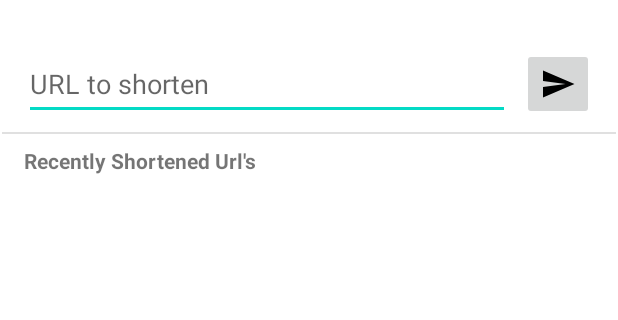
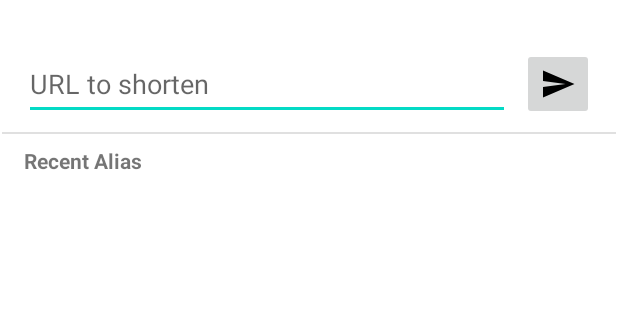
Before and after one commit to Kef131/UrlShortener, an Android app: the screen it shows after launch (MainActivity), on a phone screen of 412 x 824 dp, the part 116-436 px from its top. Run offline under Robolectric (Android 15) with nearby library versions, the phone set to English and light mode, and no system bars.

Commit message:
Last changes in UI and string

```diff
--- a/app/src/main/res/layout/activity_main.xml
+++ b/app/src/main/res/layout/activity_main.xml
@@ -27,7 +27,9 @@
         android:hint="@string/url_to_shorten"
         app:layout_constraintEnd_toStartOf="@+id/btn_sendUrl"
         app:layout_constraintStart_toStartOf="parent"
-        app:layout_constraintTop_toBottomOf="@+id/tv_titleApp" />
+        app:layout_constraintTop_toBottomOf="@+id/tv_titleApp"
+        android:autofillHints=""
+        android:inputType="textUri" />
 
     <ImageButton
         android:id="@+id/btn_sendUrl"
@@ -35,12 +37,11 @@
         android:layout_height="wrap_content"
         android:layout_marginTop="32dp"
         android:layout_marginEnd="16dp"
-        android:contentDescription="Sent Button"
-
         android:minHeight="48dp"
         android:src="@drawable/send"
         app:layout_constraintEnd_toEndOf="parent"
-        app:layout_constraintTop_toBottomOf="@+id/tv_titleApp" />
+        app:layout_constraintTop_toBottomOf="@+id/tv_titleApp"
+        android:contentDescription="@string/send_button" />
 
     <View
         android:id="@+id/divider"
@@ -60,7 +61,7 @@
         android:layout_height="wrap_content"
         android:layout_marginStart="16dp"
         android:layout_marginTop="8dp"
-        android:text="Recently Shortened Url's"
+        android:text="@string/recently_shortened_url_s"
         android:textStyle="bold"
         app:layout_constraintStart_toStartOf="parent"
         app:layout_constraintTop_toBottomOf="@+id/divider" />
--- a/app/src/main/res/layout/item_alias.xml
+++ b/app/src/main/res/layout/item_alias.xml
@@ -5,6 +5,7 @@
     android:layout_height="wrap_content"
     android:orientation="vertical"
     android:paddingStart="8dp"
+    android:paddingEnd="8dp"
     android:paddingBottom="3dp">
 
     <LinearLayout
@@ -17,7 +18,7 @@
             android:layout_width="wrap_content"
             android:layout_height="match_parent"
             android:layout_weight="0.1"
-            android:text="Alias: " />
+            android:text="@string/alias"  />
 
         <TextView
             android:id="@+id/tv_alias"
@@ -39,7 +40,7 @@
             android:layout_width="wrap_content"
             android:layout_height="wrap_content"
             android:layout_weight="0.1"
-            android:text="URL: " />
+            android:text="@string/url" />
 
         <TextView
             android:id="@+id/tv_originalUrl"
--- a/app/src/main/res/values/strings.xml
+++ b/app/src/main/res/values/strings.xml
@@ -1,4 +1,8 @@
 <resources>
     <string name="app_name">Url Shortener</string>
     <string name="url_to_shorten">URL to shorten</string>
+    <string name="recently_shortened_url_s">Recent Alias</string>
+    <string name="send_button">sentButton</string>
+    <string name="alias">"Alias: "</string>
+    <string name="url">URL:</string>
 </resources>
```
Also changed, not shown: app/build.gradle.kts (+0 -9 lines), app/src/main/java/com/nubank/urlshortener/di/AppModule.kt (deleted, +0 -33 lines).
